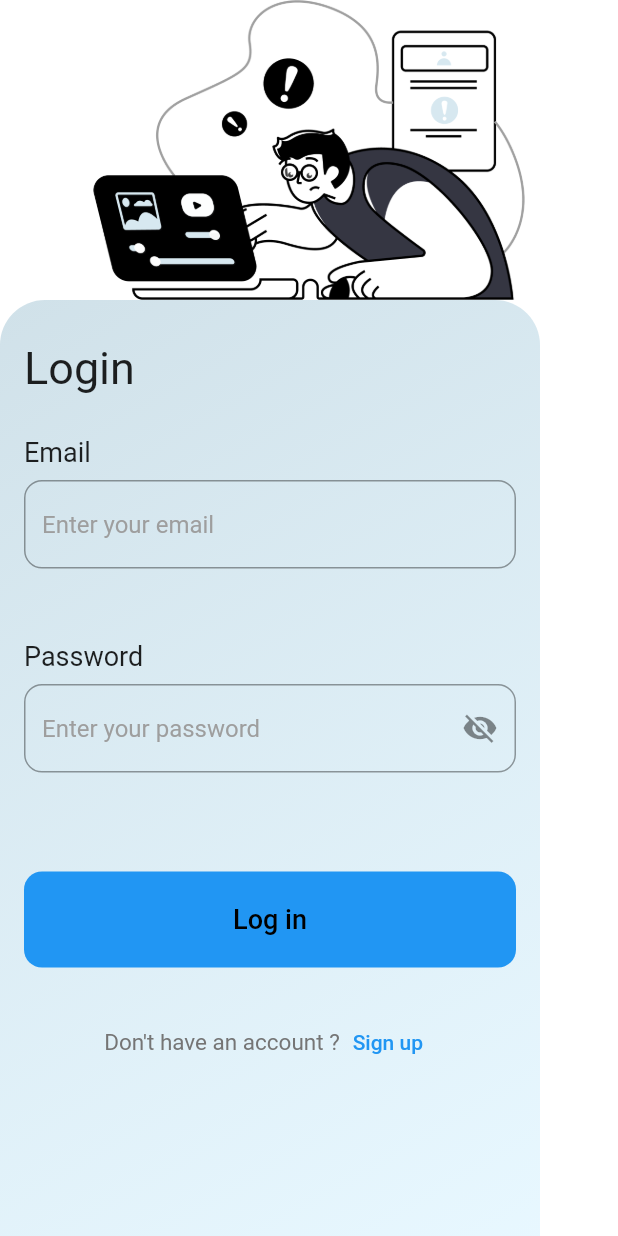
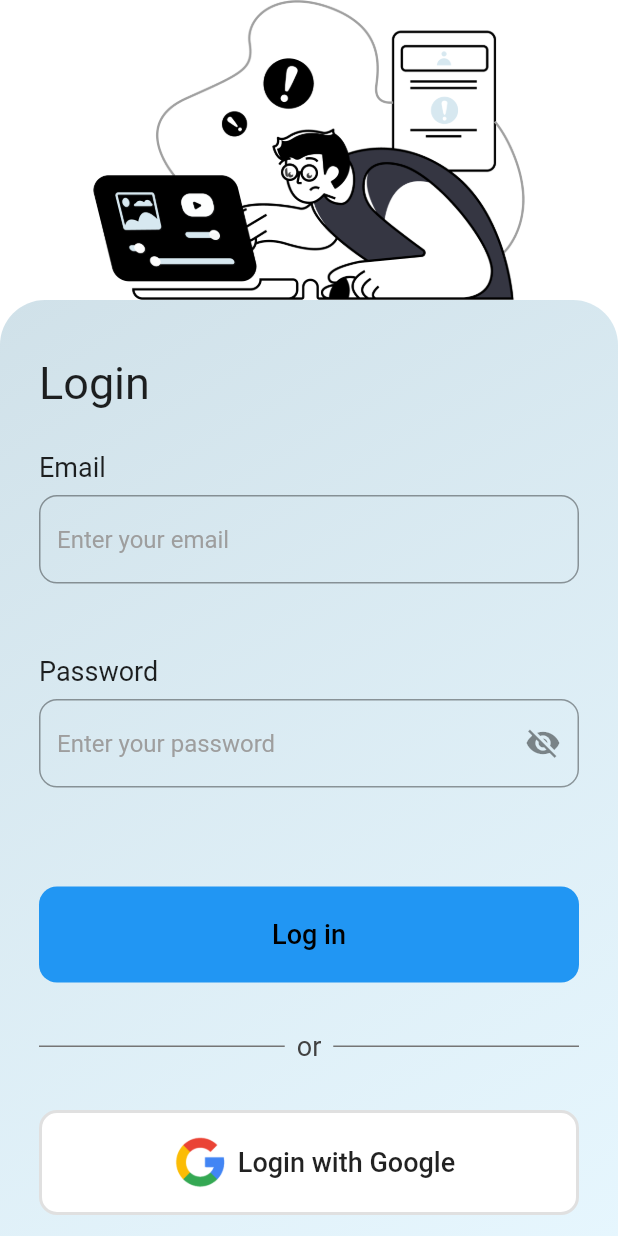
Before and after one commit to kareem2002-k/ClassMate, a Flutter app: the LoginPage screen opened by its route, on a phone screen of 412 x 824 dp. Run offline on Flutter 3.47's test engine with Material 2 defaults, Android fonts, the phone set to English and light mode, and no system bars; our stand-ins replace cloud_firestore, firebase_auth, firebase_core, flashy_tab_bar2; accounts and stored records are empty.

Commit message:
Update LoginPage.dart

```diff
--- a/lib/pages/LoginPage.dart
+++ b/lib/pages/LoginPage.dart
@@ -17,6 +17,7 @@ class _LoginPageState extends State<LoginPage> {
   final passCont = TextEditingController();
   var hidePass = true;
   var passIcons = const Icon(Icons.visibility_off);
+  final _formKey = GlobalKey<FormState>();
 
   Future<void> _handleLogin() async {
     String? result =
@@ -32,7 +33,7 @@ class _LoginPageState extends State<LoginPage> {
       // Navigate to the home page and replace the current route
       Navigator.of(context).pushReplacement(
         MaterialPageRoute(
-          builder: (context) => HomePage(),
+          builder: (context) => const HomePage(),
         ),
       );
       // Remove the previous routes from the stack
@@ -49,20 +50,13 @@ class _LoginPageState extends State<LoginPage> {
       DeviceOrientation.portraitDown,
     ]);
     return Scaffold(
-      body: Center(
-        child: Stack(
+      body: SingleChildScrollView(
+        child: Center(
+          child: Column(
             children: [
-            Container(
-              width: double.infinity,
-              height: double.infinity,
-              color: Colors.white, // Set the background color here
-            ),
-            Positioned(
-              top: 0,
-              right: 0,
-              left: 0, // Position at the top-right corner
-              child: Container(
-                width: 210, // Adjust the width as needed
+              SafeArea(
+                child: SizedBox(
+                  width: 300, // Adjust the width as needed
                   height: 200, // Adjust the height as needed
                   child: const Image(
                     image: AssetImage(
@@ -70,11 +64,9 @@ class _LoginPageState extends State<LoginPage> {
                   ),
                 ),
               ),
-            Positioned(
-              top: 200,
-              bottom: 0,
-              child: Container(
-                width: 360,
+              Container(
+                padding: const EdgeInsets.all(10.0),
+                //height: double.infinity,
                 decoration: const BoxDecoration(
                   borderRadius: BorderRadius.only(
                     topLeft: Radius.circular(30),
@@ -89,8 +81,6 @@ class _LoginPageState extends State<LoginPage> {
                     ],
                   ),
                 ),
-                child: SingleChildScrollView(
-                  // Wrap the Column with SingleChildScrollView
                 child: Column(
                   crossAxisAlignment: CrossAxisAlignment.start,
                   children: [
@@ -213,6 +203,74 @@ class _LoginPageState extends State<LoginPage> {
                         ),
                       ),
                     ),
+                    Padding(
+                      padding: const EdgeInsets.all(16.0),
+                      child: Row(
+                        children: [
+                          Expanded(
+                            child: Container(
+                              margin: const EdgeInsets.only(right: 8.0),
+                              height: 1.0, // Adjust the height as needed
+                              color: Colors.grey[600], // Color of the dashes
+                            ),
+                          ),
+                          Text(
+                            "or",
+                            style: TextStyle(
+                              color: Colors.grey[800],
+                              fontSize: 18,
+                            ),
+                          ),
+                          Expanded(
+                            child: Container(
+                              margin: const EdgeInsets.only(left: 8.0),
+                              height: 1.0, // Adjust the height as needed
+                              color: Colors.grey[600], // Color of the dashes
+                            ),
+                          ),
+                        ],
+                      ),
+                    ),
+                    Center(
+                      child: Padding(
+                        padding: const EdgeInsets.all(16.0),
+                        child: Container(
+                          padding: const EdgeInsets.all(8.0),
+                          decoration: BoxDecoration(
+                              color: Colors.white,
+                              border: Border.all(
+                                color: Colors.grey.shade300, // Border color
+                                width: 2.0, // Border width
+                              ),
+                              borderRadius: BorderRadius.circular(12.0)),
+                          child: MaterialButton(
+                            onPressed: () async {
+                              if (_formKey.currentState!.validate()) {
+                                print(emailCont.text);
+                                print(passCont.text);
+                              }
+                            },
+                            child: Row(
+                              mainAxisAlignment: MainAxisAlignment.center,
+                              children: [
+                                Container(
+                                  width: 50.0,
+                                  height: 50.0,
+                                  // padding: EdgeInsets.all(10.0),
+                                  alignment: Alignment.center,
+                                  child:
+                                      Image.asset("assets/images/google.png"),
+                                ),
+                                const Text(
+                                  "Login with Google",
+                                  style: TextStyle(fontSize: 18),
+                                )
+                              ],
+                            ),
+                          ),
+                        ),
+                      ),
+                    ),
                     const SizedBox(height: 10),
                     Row(
                       mainAxisAlignment: MainAxisAlignment.center,
@@ -236,9 +294,8 @@ class _LoginPageState extends State<LoginPage> {
                   ],
                 ),
               ),
+            ],
           ),
-            ),
-          ],
         ),
       ),
     );
```
Lines whose indentation alone changed are shown as unchanged.
